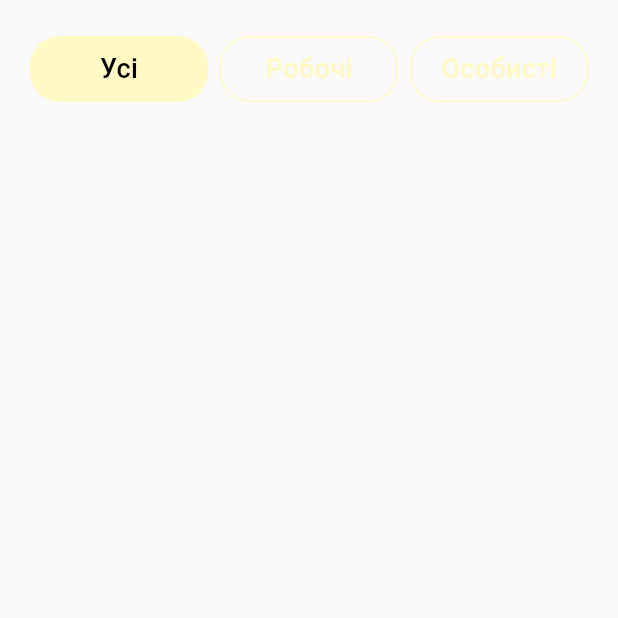
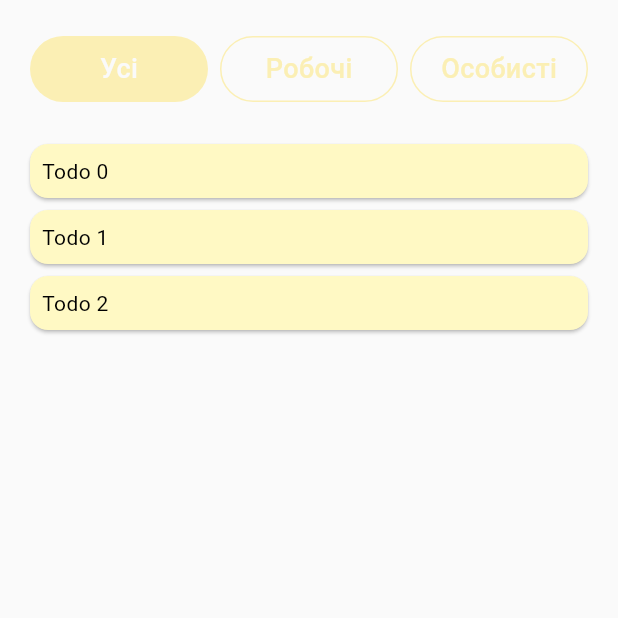
Before and after one commit to UbohyiPetro/to_do, a Flutter app: the MainScreen screen opened by its route, on a phone screen of 412 x 824 dp, the top half of it. Run offline on Flutter 3.47's test engine with Material 3 defaults, Android fonts, the phone set to English and light mode, and no system bars; our stand-ins replace get.

Commit message:
SWTD-5: add list view with temp todo elements

```diff
--- a/lib/main/ui/main_screen.dart
+++ b/lib/main/ui/main_screen.dart
@@ -41,6 +41,26 @@ class MainScreen extends StatelessWidget {
                     ),
                   ),
                 ],
+              ),
+              const SizedBox(height: Spacing.semiLarge),
+              Expanded(
+                child: ListView.builder(
+                  itemCount: 3,
+                  itemBuilder: (BuildContext context, int index) {
+                    return Card(
+                      color: Colors.yellow.shade100,
+                      child: Padding(
+                        padding: const EdgeInsets.all(Spacing.small),
+                        child: Text(
+                          'Todo $index',
+                          style: const TextStyle(
+                            color: Colors.black,
+                          ),
+                        ),
+                      ),
+                    );
+                  },
+                ),
               )
             ],
           ),
@@ -56,6 +76,7 @@ class ToggleButton extends StatelessWidget {
   final VoidCallback onTap;
 
   const ToggleButton({
+    super.key,
     required this.label,
     required this.isSelected,
     required this.onTap,
@@ -63,25 +84,30 @@ class ToggleButton extends StatelessWidget {
 
   @override
   Widget build(BuildContext context) {
+    final colorScheme = Theme.of(context).colorScheme;
     return Padding(
-      padding: const EdgeInsets.symmetric(horizontal: 4.0),
+      padding: const EdgeInsets.symmetric(horizontal: Spacing.tiny),
       child: InkWell(
+        borderRadius: BorderRadius.circular(Spacing.semiLarge),
         onTap: onTap,
         child: Container(
           decoration: BoxDecoration(
-            color: isSelected ? Colors.yellow.shade100 : Colors.transparent,
-            borderRadius: BorderRadius.circular(20),
+            color: isSelected ? colorScheme.tertiary : Colors.transparent,
+            borderRadius: BorderRadius.circular(Spacing.semiLarge),
             border: Border.all(
-              color: isSelected ? Colors.transparent : Colors.yellow.shade100,
+              color: isSelected ? Colors.transparent : colorScheme.tertiary,
             ),
           ),
-          padding: const EdgeInsets.symmetric(horizontal: 16, vertical: 8),
+          padding: const EdgeInsets.symmetric(
+            horizontal: Spacing.medium,
+            vertical: Spacing.small,
+          ),
           child: Center(
             child: Text(
               label,
               style: TextStyle(
                 fontSize: 18,
-                color: isSelected ? Colors.black : Colors.yellow.shade100,
+                color: isSelected ? colorScheme.surface : colorScheme.tertiary,
                 fontWeight: FontWeight.w500,
               ),
             ),
```
